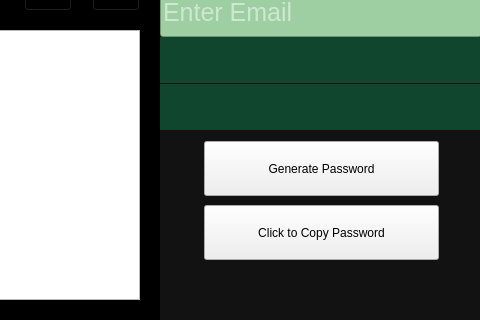
mvrck-dev/Clover, file vault8_dashboard.ui: the form before one commit; both pictures show x 370 to 850 and y 210 to 530 of the 850 by 530 pixel window.
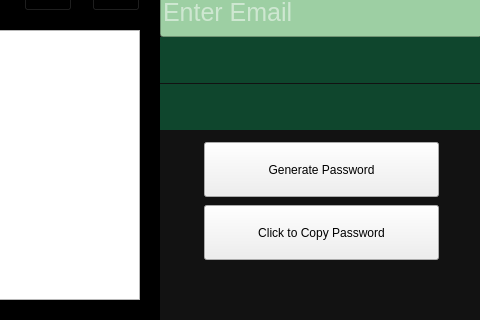
The form after the commit. Icons and pictures are not drawn.

Diff of the .ui file:
```diff
--- a/vault8_dashboard.ui
+++ b/vault8_dashboard.ui
@@ -288,7 +288,7 @@
     <property name="geometry">
      <rect>
       <x>574</x>
-      <y>351</y>
+      <y>352</y>
       <width>235</width>
       <height>55</height>
      </rect>
```
